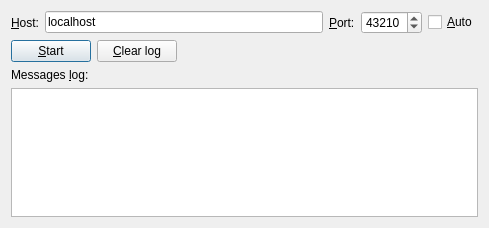
The window that client/src/client.ui (KL-7/client-server-notifier) describes before a commit, drawn with Qt 5.
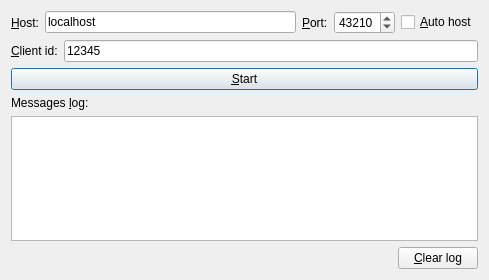
The same window after the commit.

Commit message: Add client id support

Patch:
```diff
--- a/client/src/client.ui
+++ b/client/src/client.ui
@@ -7,7 +7,7 @@
     <x>0</x>
     <y>0</y>
     <width>489</width>
-    <height>228</height>
+    <height>280</height>
    </rect>
   </property>
   <property name="minimumSize">
@@ -19,9 +19,9 @@
   <property name="windowTitle">
    <string>Client</string>
   </property>
-  <layout class="QVBoxLayout" name="verticalLayout">
+  <layout class="QVBoxLayout" name="verticalLayout_2">
    <item>
-    <layout class="QHBoxLayout" name="horizontalLayout">
+    <layout class="QHBoxLayout" name="horizontalLayout_3">
      <item>
       <widget class="QLabel" name="label">
        <property name="text">
@@ -62,7 +62,7 @@
      <item>
       <widget class="QCheckBox" name="autoSocketCheckBox">
        <property name="text">
-        <string>&amp;Auto</string>
+        <string>&amp;Auto host</string>
        </property>
       </widget>
      </item>
@@ -71,6 +71,25 @@
    <item>
     <layout class="QHBoxLayout" name="horizontalLayout_2">
      <item>
+      <widget class="QLabel" name="label_4">
+       <property name="text">
+        <string>&amp;Client id:</string>
+       </property>
+       <property name="buddy">
+        <cstring>clientIdLineEdit</cstring>
+       </property>
+      </widget>
+     </item>
+     <item>
+      <widget class="QLineEdit" name="clientIdLineEdit">
+       <property name="text">
+        <string>12345</string>
+       </property>
+      </widget>
+     </item>
+    </layout>
+   </item>
+   <item>
       <widget class="QPushButton" name="toggleSocketListeningPushButton">
        <property name="text">
         <string>&amp;Start</string>
@@ -81,14 +100,30 @@
       </widget>
      </item>
      <item>
-      <widget class="QPushButton" name="pushButton">
+    <layout class="QVBoxLayout" name="verticalLayout">
+     <item>
+      <widget class="QLabel" name="label_3">
        <property name="text">
-        <string>&amp;Clear log</string>
+        <string>Messages &amp;log:</string>
        </property>
+       <property name="buddy">
+        <cstring>logTextEdit</cstring>
+       </property>
       </widget>
      </item>
      <item>
-      <spacer name="horizontalSpacer">
+      <widget class="QTextEdit" name="logTextEdit">
+       <property name="readOnly">
+        <bool>true</bool>
+       </property>
+      </widget>
+     </item>
+    </layout>
+   </item>
+   <item>
+    <layout class="QHBoxLayout" name="horizontalLayout">
+     <item>
+      <spacer name="horizontalSpacer_2">
        <property name="orientation">
         <enum>Qt::Horizontal</enum>
        </property>
@@ -100,20 +135,14 @@
        </property>
       </spacer>
      </item>
-    </layout>
-   </item>
    <item>
-    <widget class="QLabel" name="label_3">
+      <widget class="QPushButton" name="pushButton">
      <property name="text">
-      <string>Messages &amp;log:</string>
-     </property>
-     <property name="buddy">
-      <cstring>logTextEdit</cstring>
+        <string>&amp;Clear log</string>
      </property>
     </widget>
    </item>
-   <item>
-    <widget class="QTextEdit" name="logTextEdit"/>
+    </layout>
    </item>
   </layout>
  </widget>
```
Lines whose indentation alone changed are shown as unchanged. The commit also changes 9 other files.
